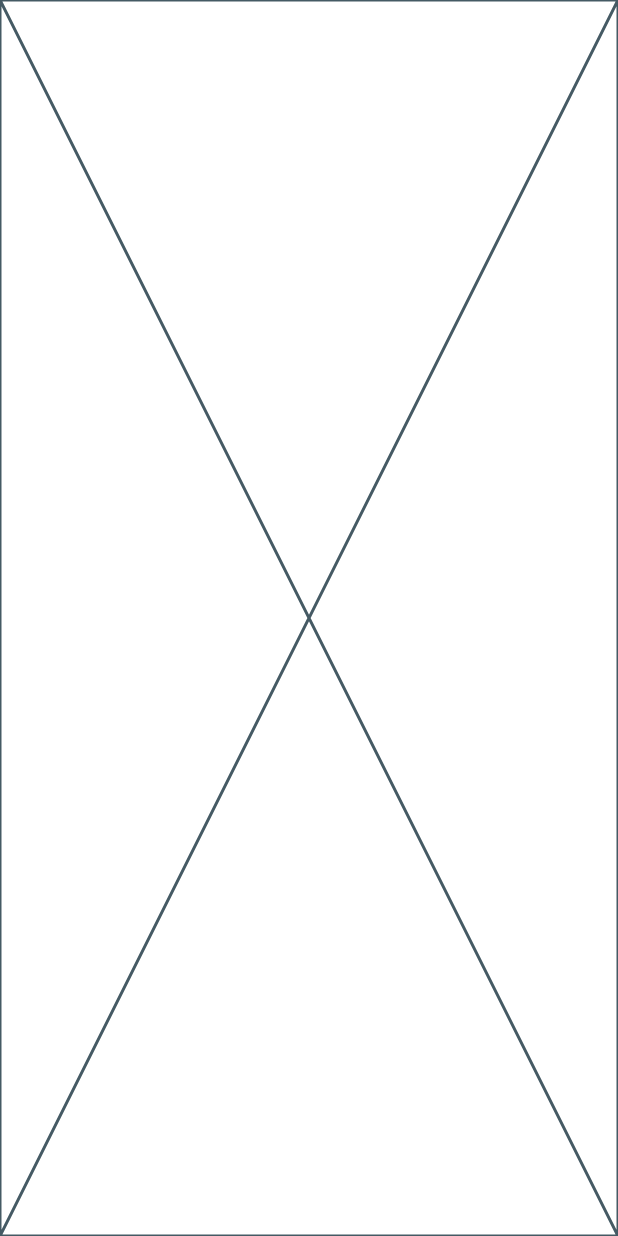
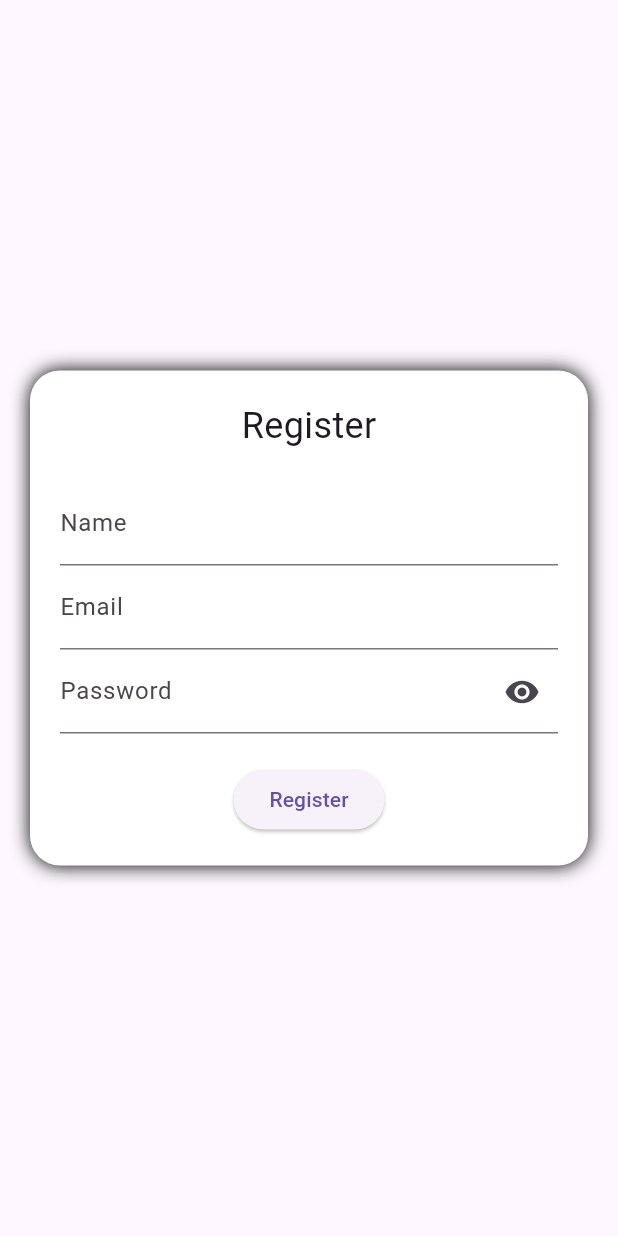
Before and after one commit to sokeb/simple_registration_app, a Flutter app: the screen it shows after launch, on a phone screen of 412 x 824 dp. Run offline on Flutter 3.47's test engine with Material 3 defaults, Android fonts, the phone set to English and light mode, and no system bars; our stand-ins replace bloc; generated files the repository leaves out were written again.

Commit message:
chore: basic design of registration scrren

```diff
--- a/lib/features/auth/presentation/registration/view/registration_view.dart
+++ b/lib/features/auth/presentation/registration/view/registration_view.dart
@@ -1,16 +1,86 @@
-
 import 'package:flutter/material.dart';
 
 class RegistrationView extends StatefulWidget {
   const RegistrationView({super.key});
 
   @override
-  State<RegistrationView> createState() => _RegistrationViewState();
+  RegistrationViewState createState() => RegistrationViewState();
 }
 
-class _RegistrationViewState extends State<RegistrationView> {
+class RegistrationViewState extends State<RegistrationView> {
+  final _formKey = GlobalKey<FormState>();
+
+  final nameController = TextEditingController();
+  final emailController = TextEditingController();
+  final passController = TextEditingController();
+
+  bool obscurePassword = true;
+
   @override
   Widget build(BuildContext context) {
-    return const Placeholder();
+    return Scaffold(
+      body: Container(
+        padding: const .all(20),
+        child: Center(
+          child: SingleChildScrollView(
+            child: AnimatedContainer(
+              duration: const Duration(milliseconds: 500),
+              padding: const .all(20),
+              decoration: BoxDecoration(
+                borderRadius: BorderRadius.circular(20),
+                color: Colors.white,
+                boxShadow:const [BoxShadow(blurRadius: 10)],
+              ),
+              child: Form(
+                key: _formKey,
+                child: Column(
+                  children: [
+                    const Text('Register',
+                        style: TextStyle(fontSize: 24)),
+
+                    const SizedBox(height: 20),
+
+                    TextFormField(
+                      controller: nameController,
+                      decoration: const InputDecoration(labelText: 'Name'),
+                    ),
+
+                    TextFormField(
+                      controller: emailController,
+                      decoration: const InputDecoration(labelText: 'Email'),
+                    ),
+
+                    TextFormField(
+                      controller: passController,
+                      obscureText: obscurePassword,
+                      decoration: InputDecoration(
+                        labelText: 'Password',
+                        suffixIcon: IconButton(
+                          icon: Icon(obscurePassword
+                              ? Icons.visibility
+                              : Icons.visibility_off),
+                          onPressed: () {
+                            setState(() {
+                              obscurePassword = !obscurePassword;
+                            });
+                          },
+                        ),
+                      ),
+                    ),
+
+                    const SizedBox(height: 20),
+
+                     ElevatedButton(
+                      onPressed: () {},
+                      child: const Text('Register'),
+                    )
+                  ],
+                ),
+              ),
+            ),
+          ),
+        ),
+      ),
+    );
   }
 }
```
